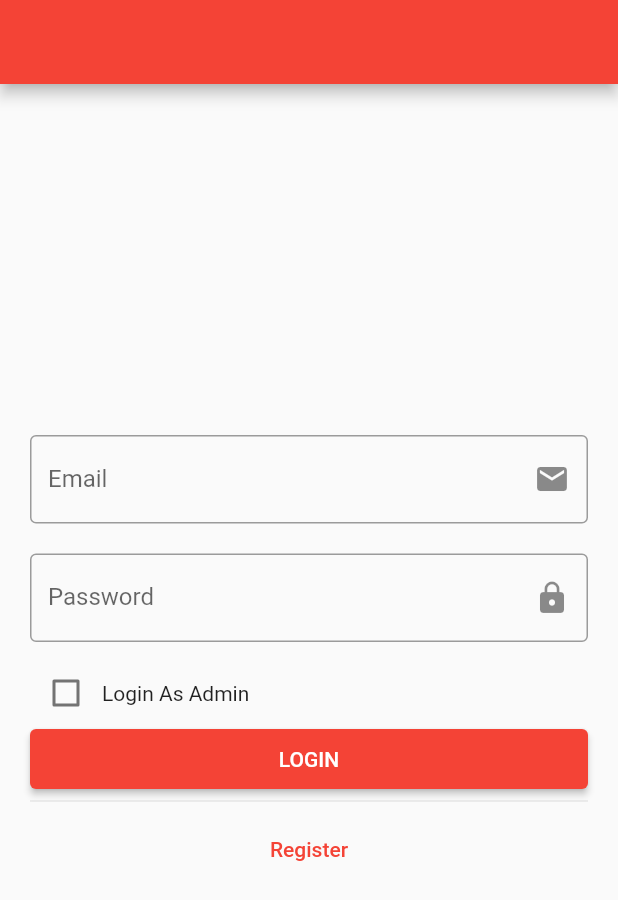
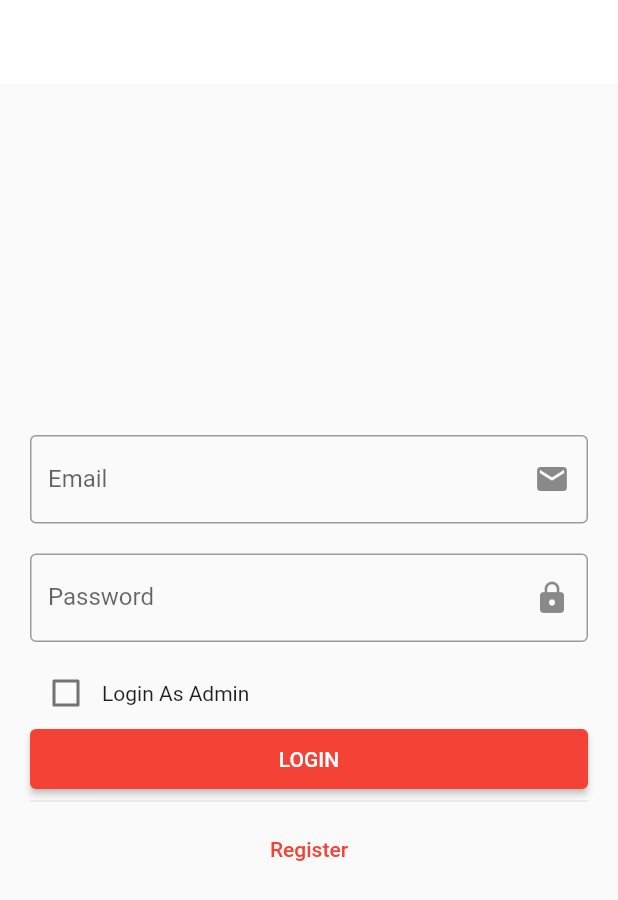
Before and after one commit to geek911/BW-Blood-Services, a Flutter app: the screen it shows after launch, on a phone screen of 412 x 824 dp. Shown: the top 900 px of the screen. Run offline on Flutter 3.47's test engine with Material 2 defaults, Android fonts, the phone set to English and light mode, and no system bars; our stand-ins replace cloud_firestore, firebase_auth, firebase_core, progress_dialog; accounts and stored records are empty.

Commit message:
fixed the login screen

```diff
--- a/lib/pages/login_page.dart
+++ b/lib/pages/login_page.dart
@@ -16,7 +16,7 @@ class _LoginPageState extends State<LoginPage> {
 
   Future<bool> _login() async {
     var result = await UserService()
-        .login(emailController.value.text, passwordController.value.text);
+        .login(emailController.value.text.trim(), passwordController.value.text);
     return result;
   }
 
@@ -29,12 +29,18 @@ class _LoginPageState extends State<LoginPage> {
   @override
   Widget build(BuildContext context) {
     return Scaffold(
-      appBar: AppBar(),
+      appBar: AppBar(
+        elevation: 0,
+        backgroundColor: Colors.white,
+      ),
       body: SafeArea(
         child: Padding(
           padding: const EdgeInsets.symmetric(horizontal: 20, vertical: 10),
           child: Form(
             key: _formKey,
+            child: Center(
+              child: SingleChildScrollView(
+
                 child: Column(
                   mainAxisAlignment: MainAxisAlignment.center,
                   crossAxisAlignment: CrossAxisAlignment.stretch,
@@ -55,6 +61,7 @@ class _LoginPageState extends State<LoginPage> {
                     ),
                     TextFormField(
                       controller: passwordController,
+                      obscureText: true,
                       validator: validatePassword,
                       decoration: InputDecoration(
                         labelText: 'Password',
@@ -125,6 +132,8 @@ class _LoginPageState extends State<LoginPage> {
               ),
             ),
           ),
+        ),
+      ),
     );
   }
 }
--- a/pubspec.yaml
+++ b/pubspec.yaml
@@ -33,6 +33,7 @@ dependencies:
   cloud_firestore: ^1.0.6
   firebase_auth: ^1.1.1
   progress_dialog: ^1.2.4
+  syncfusion_flutter_datepicker: ^19.1.58-beta
 
 
 dev_dependencies:
```
Also changed, not shown: lib/pages/appointment_page.dart (+7 -4 lines), pubspec.lock. Lines whose indentation alone changed are shown as unchanged.
